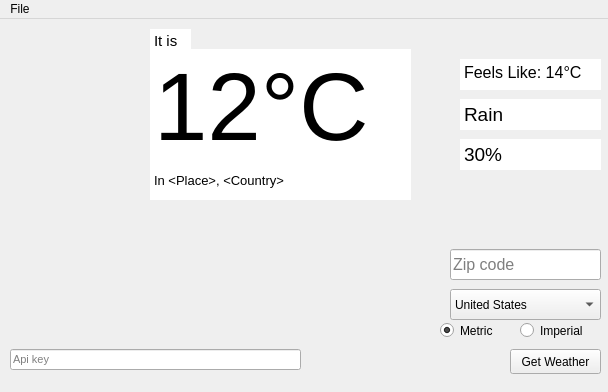
This is uis/weather_gui.ui in emmafornash/Weather-Report as Qt 5 draws it before an edit. The edited form follows.
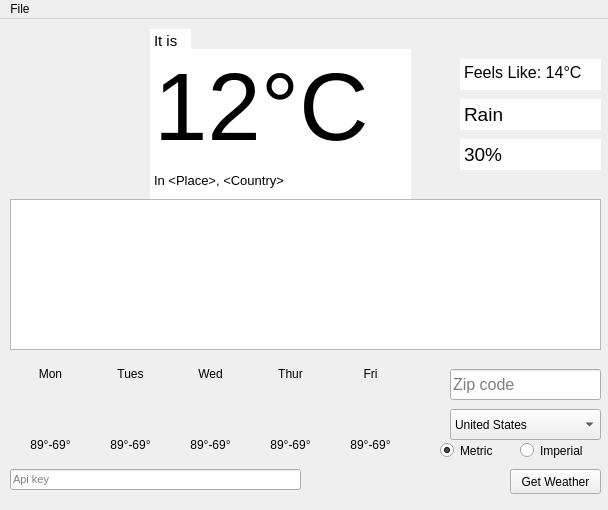
This is the edited form. Icons and pictures are not drawn. Custom widgets are drawn as their Qt base class.

Commit message: Set up plans and boilerplate for adding the weather forecast

Diff of the .ui file:
```diff
--- a/uis/weather_gui.ui
+++ b/uis/weather_gui.ui
@@ -7,7 +7,7 @@
     <x>0</x>
     <y>0</y>
     <width>608</width>
-    <height>392</height>
+    <height>510</height>
    </rect>
   </property>
   <property name="windowTitle">
@@ -61,7 +61,7 @@
     <property name="geometry">
      <rect>
       <x>510</x>
-      <y>330</y>
+      <y>450</y>
       <width>91</width>
       <height>25</height>
      </rect>
@@ -206,7 +206,7 @@
     <property name="geometry">
      <rect>
       <x>520</x>
-      <y>300</y>
+      <y>420</y>
       <width>81</width>
       <height>23</height>
      </rect>
@@ -219,7 +219,7 @@
     <property name="geometry">
      <rect>
       <x>440</x>
-      <y>300</y>
+      <y>420</y>
       <width>71</width>
       <height>23</height>
      </rect>
@@ -235,11 +235,17 @@
     <property name="geometry">
      <rect>
       <x>10</x>
-      <y>330</y>
+      <y>450</y>
       <width>291</width>
       <height>21</height>
      </rect>
     </property>
+    <property name="sizePolicy">
+     <sizepolicy hsizetype="Ignored" vsizetype="Ignored">
+      <horstretch>0</horstretch>
+      <verstretch>0</verstretch>
+     </sizepolicy>
+    </property>
     <property name="font">
      <font>
       <pointsize>8</pointsize>
@@ -253,7 +259,7 @@
     <property name="geometry">
      <rect>
       <x>450</x>
-      <y>230</y>
+      <y>350</y>
       <width>151</width>
       <height>31</height>
      </rect>
@@ -390,11 +396,17 @@
     <property name="geometry">
      <rect>
       <x>450</x>
-      <y>270</y>
+      <y>390</y>
       <width>151</width>
       <height>31</height>
      </rect>
     </property>
+    <property name="sizePolicy">
+     <sizepolicy hsizetype="Ignored" vsizetype="Ignored">
+      <horstretch>0</horstretch>
+      <verstretch>0</verstretch>
+     </sizepolicy>
+    </property>
     <property name="currentIndex">
      <number>0</number>
     </property>
@@ -425,6 +437,382 @@
      </property>
     </item>
    </widget>
+   <widget class="QtCharts::QChartView" name="temperature_forecast_chart">
+    <property name="geometry">
+     <rect>
+      <x>10</x>
+      <y>180</y>
+      <width>591</width>
+      <height>151</height>
+     </rect>
+    </property>
+    <property name="sizePolicy">
+     <sizepolicy hsizetype="Ignored" vsizetype="Ignored">
+      <horstretch>0</horstretch>
+      <verstretch>0</verstretch>
+     </sizepolicy>
+    </property>
+   </widget>
+   <widget class="QWidget" name="verticalLayoutWidget">
+    <property name="geometry">
+     <rect>
+      <x>20</x>
+      <y>340</y>
+      <width>61</width>
+      <height>101</height>
+     </rect>
+    </property>
+    <layout class="QVBoxLayout" name="d1_forcast">
+     <item>
+      <widget class="QLabel" name="forecast_day">
+       <property name="sizePolicy">
+        <sizepolicy hsizetype="Ignored" vsizetype="Ignored">
+         <horstretch>0</horstretch>
+         <verstretch>0</verstretch>
+        </sizepolicy>
+       </property>
+       <property name="text">
+        <string>Mon</string>
+       </property>
+       <property name="alignment">
+        <set>Qt::AlignCenter</set>
+       </property>
+      </widget>
+     </item>
+     <item>
+      <widget class="QLabel" name="forecast_weather">
+       <property name="sizePolicy">
+        <sizepolicy hsizetype="Preferred" vsizetype="Preferred">
+         <horstretch>0</horstretch>
+         <verstretch>0</verstretch>
+        </sizepolicy>
+       </property>
+       <property name="maximumSize">
+        <size>
+         <width>59</width>
+         <height>59</height>
+        </size>
+       </property>
+       <property name="text">
+        <string/>
+       </property>
+       <property name="pixmap">
+        <pixmap>../icons/inverted/clouds.png</pixmap>
+       </property>
+       <property name="scaledContents">
+        <bool>true</bool>
+       </property>
+       <property name="alignment">
+        <set>Qt::AlignCenter</set>
+       </property>
+      </widget>
+     </item>
+     <item>
+      <widget class="QLabel" name="forecast_temp">
+       <property name="sizePolicy">
+        <sizepolicy hsizetype="Ignored" vsizetype="Ignored">
+         <horstretch>0</horstretch>
+         <verstretch>0</verstretch>
+        </sizepolicy>
+       </property>
+       <property name="text">
+        <string>89°-69°</string>
+       </property>
+       <property name="alignment">
+        <set>Qt::AlignCenter</set>
+       </property>
+      </widget>
+     </item>
+    </layout>
+   </widget>
+   <widget class="QWidget" name="verticalLayoutWidget_2">
+    <property name="geometry">
+     <rect>
+      <x>100</x>
+      <y>340</y>
+      <width>61</width>
+      <height>101</height>
+     </rect>
+    </property>
+    <layout class="QVBoxLayout" name="d2_forecast">
+     <item>
+      <widget class="QLabel" name="forecast_day_2">
+       <property name="sizePolicy">
+        <sizepolicy hsizetype="Ignored" vsizetype="Ignored">
+         <horstretch>0</horstretch>
+         <verstretch>0</verstretch>
+        </sizepolicy>
+       </property>
+       <property name="text">
+        <string>Tues</string>
+       </property>
+       <property name="alignment">
+        <set>Qt::AlignCenter</set>
+       </property>
+      </widget>
+     </item>
+     <item>
+      <widget class="QLabel" name="forecast_weather_2">
+       <property name="sizePolicy">
+        <sizepolicy hsizetype="Preferred" vsizetype="Preferred">
+         <horstretch>0</horstretch>
+         <verstretch>0</verstretch>
+        </sizepolicy>
+       </property>
+       <property name="maximumSize">
+        <size>
+         <width>59</width>
+         <height>59</height>
+        </size>
+       </property>
+       <property name="text">
+        <string/>
+       </property>
+       <property name="pixmap">
+        <pixmap>../icons/inverted/clouds.png</pixmap>
+       </property>
+       <property name="scaledContents">
+        <bool>true</bool>
+       </property>
+       <property name="alignment">
+        <set>Qt::AlignCenter</set>
+       </property>
+      </widget>
+     </item>
+     <item>
+      <widget class="QLabel" name="forecast_temp_2">
+       <property name="sizePolicy">
+        <sizepolicy hsizetype="Ignored" vsizetype="Ignored">
+         <horstretch>0</horstretch>
+         <verstretch>0</verstretch>
+        </sizepolicy>
+       </property>
+       <property name="text">
+        <string>89°-69°</string>
+       </property>
+       <property name="alignment">
+        <set>Qt::AlignCenter</set>
+       </property>
+      </widget>
+     </item>
+    </layout>
+   </widget>
+   <widget class="QWidget" name="verticalLayoutWidget_3">
+    <property name="geometry">
+     <rect>
+      <x>180</x>
+      <y>340</y>
+      <width>61</width>
+      <height>101</height>
+     </rect>
+    </property>
+    <layout class="QVBoxLayout" name="d3_forecast">
+     <item>
+      <widget class="QLabel" name="forecast_day_3">
+       <property name="sizePolicy">
+        <sizepolicy hsizetype="Ignored" vsizetype="Ignored">
+         <horstretch>0</horstretch>
+         <verstretch>0</verstretch>
+        </sizepolicy>
+       </property>
+       <property name="text">
+        <string>Wed</string>
+       </property>
+       <property name="alignment">
+        <set>Qt::AlignCenter</set>
+       </property>
+      </widget>
+     </item>
+     <item>
+      <widget class="QLabel" name="forecast_weather_3">
+       <property name="sizePolicy">
+        <sizepolicy hsizetype="Preferred" vsizetype="Preferred">
+         <horstretch>0</horstretch>
+         <verstretch>0</verstretch>
+        </sizepolicy>
+       </property>
+       <property name="maximumSize">
+        <size>
+         <width>59</width>
+         <height>59</height>
+        </size>
+       </property>
+       <property name="text">
+        <string/>
+       </property>
+       <property name="pixmap">
+        <pixmap>../icons/inverted/clouds.png</pixmap>
+       </property>
+       <property name="scaledContents">
+        <bool>true</bool>
+       </property>
+       <property name="alignment">
+        <set>Qt::AlignCenter</set>
+       </property>
+      </widget>
+     </item>
+     <item>
+      <widget class="QLabel" name="forecast_temp_3">
+       <property name="sizePolicy">
+        <sizepolicy hsizetype="Ignored" vsizetype="Ignored">
+         <horstretch>0</horstretch>
+         <verstretch>0</verstretch>
+        </sizepolicy>
+       </property>
+       <property name="text">
+        <string>89°-69°</string>
+       </property>
+       <property name="alignment">
+        <set>Qt::AlignCenter</set>
+       </property>
+      </widget>
+     </item>
+    </layout>
+   </widget>
+   <widget class="QWidget" name="verticalLayoutWidget_4">
+    <property name="geometry">
+     <rect>
+      <x>260</x>
+      <y>340</y>
+      <width>61</width>
+      <height>101</height>
+     </rect>
+    </property>
+    <layout class="QVBoxLayout" name="d4_forecast">
+     <item>
+      <widget class="QLabel" name="forecast_day_4">
+       <property name="sizePolicy">
+        <sizepolicy hsizetype="Ignored" vsizetype="Ignored">
+         <horstretch>0</horstretch>
+         <verstretch>0</verstretch>
+        </sizepolicy>
+       </property>
+       <property name="text">
+        <string>Thur</string>
+       </property>
+       <property name="alignment">
+        <set>Qt::AlignCenter</set>
+       </property>
+      </widget>
+     </item>
+     <item>
+      <widget class="QLabel" name="forecast_weather_4">
+       <property name="sizePolicy">
+        <sizepolicy hsizetype="Preferred" vsizetype="Preferred">
+         <horstretch>0</horstretch>
+         <verstretch>0</verstretch>
+        </sizepolicy>
+       </property>
+       <property name="maximumSize">
+        <size>
+         <width>59</width>
+         <height>59</height>
+        </size>
+       </property>
+       <property name="text">
+        <string/>
+       </property>
+       <property name="pixmap">
+        <pixmap>../icons/inverted/clouds.png</pixmap>
+       </property>
+       <property name="scaledContents">
+        <bool>true</bool>
+       </property>
+       <property name="alignment">
+        <set>Qt::AlignCenter</set>
+       </property>
+      </widget>
+     </item>
+     <item>
+      <widget class="QLabel" name="forecast_temp_4">
+       <property name="sizePolicy">
+        <sizepolicy hsizetype="Ignored" vsizetype="Ignored">
+         <horstretch>0</horstretch>
+         <verstretch>0</verstretch>
+        </sizepolicy>
+       </property>
+       <property name="text">
+        <string>89°-69°</string>
+       </property>
+       <property name="alignment">
+        <set>Qt::AlignCenter</set>
+       </property>
+      </widget>
+     </item>
+    </layout>
+   </widget>
+   <widget class="QWidget" name="verticalLayoutWidget_5">
+    <property name="geometry">
+     <rect>
+      <x>340</x>
+      <y>340</y>
+      <width>61</width>
+      <height>101</height>
+     </rect>
+    </property>
+    <layout class="QVBoxLayout" name="d5_forecast">
+     <item>
+      <widget class="QLabel" name="forecast_day_5">
+       <property name="sizePolicy">
+        <sizepolicy hsizetype="Ignored" vsizetype="Ignored">
+         <horstretch>0</horstretch>
+         <verstretch>0</verstretch>
+        </sizepolicy>
+       </property>
+       <property name="text">
+        <string>Fri</string>
+       </property>
+       <property name="alignment">
+        <set>Qt::AlignCenter</set>
+       </property>
+      </widget>
+     </item>
+     <item>
+      <widget class="QLabel" name="forecast_weather_5">
+       <property name="sizePolicy">
+        <sizepolicy hsizetype="Preferred" vsizetype="Preferred">
+         <horstretch>0</horstretch>
+         <verstretch>0</verstretch>
+        </sizepolicy>
+       </property>
+       <property name="maximumSize">
+        <size>
+         <width>59</width>
+         <height>59</height>
+        </size>
+       </property>
+       <property name="text">
+        <string/>
+       </property>
+       <property name="pixmap">
+        <pixmap>../icons/inverted/clouds.png</pixmap>
+       </property>
+       <property name="scaledContents">
+        <bool>true</bool>
+       </property>
+       <property name="alignment">
+        <set>Qt::AlignCenter</set>
+       </property>
+      </widget>
+     </item>
+     <item>
+      <widget class="QLabel" name="forecast_temp_5">
+       <property name="sizePolicy">
+        <sizepolicy hsizetype="Ignored" vsizetype="Ignored">
+         <horstretch>0</horstretch>
+         <verstretch>0</verstretch>
+        </sizepolicy>
+       </property>
+       <property name="text">
+        <string>89°-69°</string>
+       </property>
+       <property name="alignment">
+        <set>Qt::AlignCenter</set>
+       </property>
+      </widget>
+     </item>
+    </layout>
+   </widget>
   </widget>
   <widget class="QMenuBar" name="menubar">
    <property name="geometry">
@@ -461,6 +849,14 @@
    </property>
   </action>
  </widget>
+ <customwidgets>
+  <customwidget>
+   <class>QtCharts::QChartView</class>
+   <extends>QGraphicsView</extends>
+   <header location="global">QtCharts/QChartView&gt;
+#include &lt;QtCharts/chartsnamespace.h</header>
+  </customwidget>
+ </customwidgets>
  <resources>
   <include location="../icons/ui resource.qrc"/>
  </resources>
```
Left out of the diff: 20 changed lines with no effect on the pictures. The commit also changes 1 other file.
